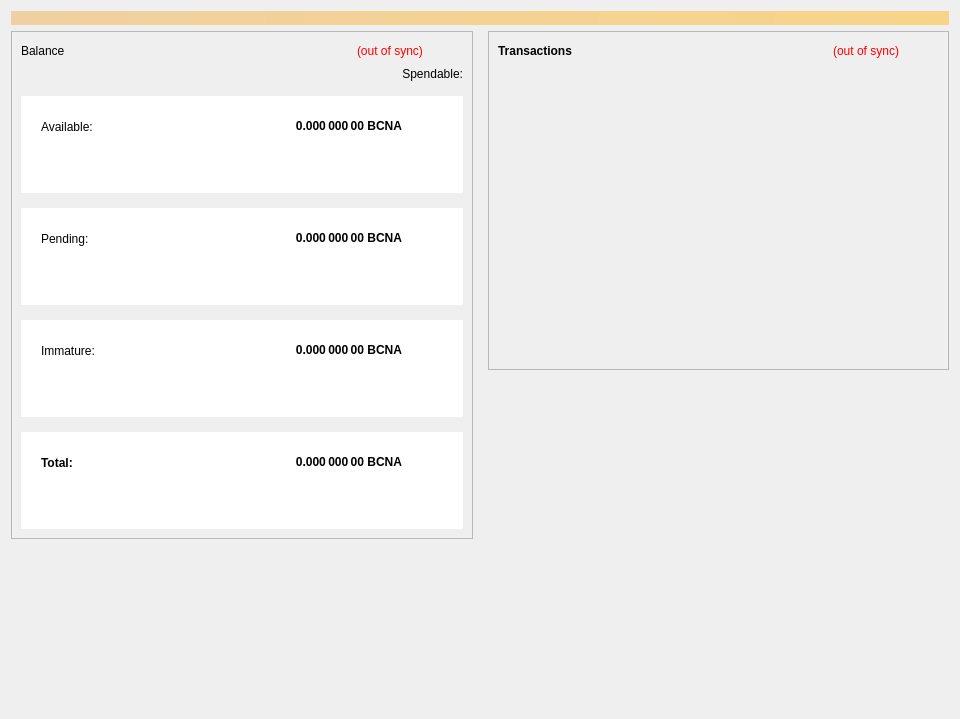
Old version of the form src/qt/forms/overviewpage.ui in the repository BitCannaGlobal/BCNA_bitcore_old.
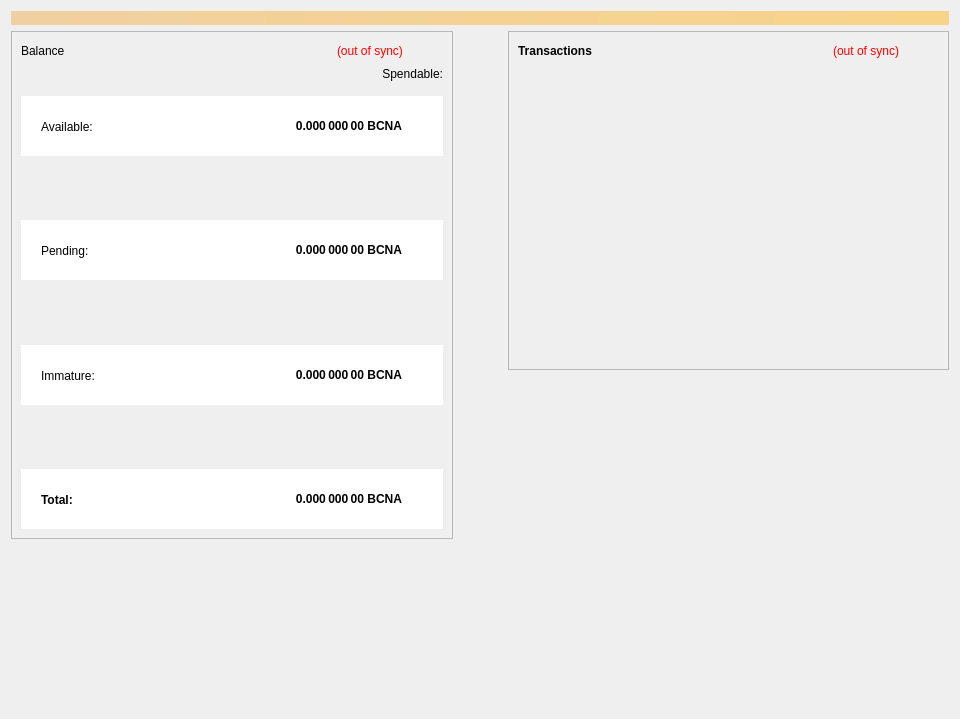
New version of the form.

Commit message: Overview tab modifications

Diff of the .ui file:
```diff
--- a/src/qt/forms/overviewpage.ui
+++ b/src/qt/forms/overviewpage.ui
@@ -37,7 +37,7 @@
     </widget>
    </item>
    <item>
-    <layout class="QHBoxLayout" name="horizontalLayout2" stretch="1,1">
+    <layout class="QHBoxLayout" name="horizontalLayout2" stretch="1,0,1">
      <property name="spacing">
       <number>15</number>
      </property>
@@ -209,6 +209,19 @@
               </widget>
              </widget>
             </item>
+            <item>
+             <spacer name="verticalSpacer_3">
+              <property name="orientation">
+               <enum>Qt::Vertical</enum>
+              </property>
+              <property name="sizeHint" stdset="0">
+               <size>
+                <width>20</width>
+                <height>40</height>
+               </size>
+              </property>
+             </spacer>
+            </item>
             <item>
              <widget class="QWidget" name="pendingWidget" native="true">
               <property name="sizePolicy">
@@ -238,7 +251,7 @@
                  <height>41</height>
                 </rect>
                </property>
-               <layout class="QHBoxLayout" name="pendingHorizontalLayout" stretch="1,2">
+               <layout class="QHBoxLayout" name="pendingHorizontalLayout" stretch="1,0,2">
                 <property name="sizeConstraint">
                  <enum>QLayout::SetMaximumSize</enum>
                 </property>
@@ -255,6 +268,19 @@
                   </property>
                  </widget>
                 </item>
+                <item>
+                 <spacer name="horizontalSpacer_4">
+                  <property name="orientation">
+                   <enum>Qt::Horizontal</enum>
+                  </property>
+                  <property name="sizeHint" stdset="0">
+                   <size>
+                    <width>40</width>
+                    <height>20</height>
+                   </size>
+                  </property>
+                 </spacer>
+                </item>
                 <item>
                  <widget class="QLabel" name="labelUnconfirmed">
                   <property name="font">
@@ -284,6 +310,19 @@
               </widget>
              </widget>
             </item>
+            <item>
+             <spacer name="verticalSpacer_4">
+              <property name="orientation">
+               <enum>Qt::Vertical</enum>
+              </property>
+              <property name="sizeHint" stdset="0">
+               <size>
+                <width>20</width>
+                <height>40</height>
+               </size>
+              </property>
+             </spacer>
+            </item>
             <item>
              <widget class="QWidget" name="immatureWidget" native="true">
               <property name="sizePolicy">
@@ -313,7 +352,7 @@
                  <height>41</height>
                 </rect>
                </property>
-               <layout class="QHBoxLayout" name="immatureHorizontalLayout" stretch="1,2">
+               <layout class="QHBoxLayout" name="immatureHorizontalLayout" stretch="1,0,2">
                 <property name="sizeConstraint">
                  <enum>QLayout::SetMaximumSize</enum>
                 </property>
@@ -324,6 +363,19 @@
                   </property>
                  </widget>
                 </item>
+                <item>
+                 <spacer name="horizontalSpacer_5">
+                  <property name="orientation">
+                   <enum>Qt::Horizontal</enum>
+                  </property>
+                  <property name="sizeHint" stdset="0">
+                   <size>
+                    <width>40</width>
+                    <height>20</height>
+                   </size>
+                  </property>
+                 </spacer>
+                </item>
                 <item>
                  <widget class="QLabel" name="labelImmature">
                   <property name="font">
@@ -356,6 +408,19 @@
               </widget>
              </widget>
             </item>
+            <item>
+             <spacer name="verticalSpacer_5">
+              <property name="orientation">
+               <enum>Qt::Vertical</enum>
+              </property>
+              <property name="sizeHint" stdset="0">
+               <size>
+                <width>20</width>
+                <height>40</height>
+               </size>
+              </property>
+             </spacer>
+            </item>
             <item>
              <widget class="QWidget" name="totalWidget" native="true">
               <property name="sizePolicy">
@@ -382,7 +447,7 @@
                  <height>41</height>
                 </rect>
                </property>
-               <layout class="QHBoxLayout" name="totalHorizontalLayout" stretch="1,2">
+               <layout class="QHBoxLayout" name="totalHorizontalLayout" stretch="1,0,2">
                 <property name="sizeConstraint">
                  <enum>QLayout::SetMaximumSize</enum>
                 </property>
@@ -396,6 +461,19 @@
                   </property>
                  </widget>
                 </item>
+                <item>
+                 <spacer name="horizontalSpacer_6">
+                  <property name="orientation">
+                   <enum>Qt::Horizontal</enum>
+                  </property>
+                  <property name="sizeHint" stdset="0">
+                   <size>
+                    <width>40</width>
+                    <height>20</height>
+                   </size>
+                  </property>
+                 </spacer>
+                </item>
                 <item>
                  <widget class="QLabel" name="labelTotal">
                   <property name="sizePolicy">
@@ -454,6 +532,19 @@
        </item>
       </layout>
      </item>
+     <item>
+      <spacer name="horizontalSpacer_7">
+       <property name="orientation">
+        <enum>Qt::Horizontal</enum>
+       </property>
+       <property name="sizeHint" stdset="0">
+        <size>
+         <width>40</width>
+         <height>20</height>
+        </size>
+       </property>
+      </spacer>
+     </item>
      <item>
       <layout class="QVBoxLayout" name="verticalLayout_3">
        <item>
@@ -516,6 +607,12 @@
           </item>
           <item>
            <widget class="QListView" name="listTransactions">
+            <property name="sizePolicy">
+             <sizepolicy hsizetype="MinimumExpanding" vsizetype="MinimumExpanding">
+              <horstretch>0</horstretch>
+              <verstretch>0</verstretch>
+             </sizepolicy>
+            </property>
             <property name="autoFillBackground">
              <bool>false</bool>
             </property>
```
Left out of the diff: 15 changed lines with no effect on the pictures. The commit also changes 4 other files.
